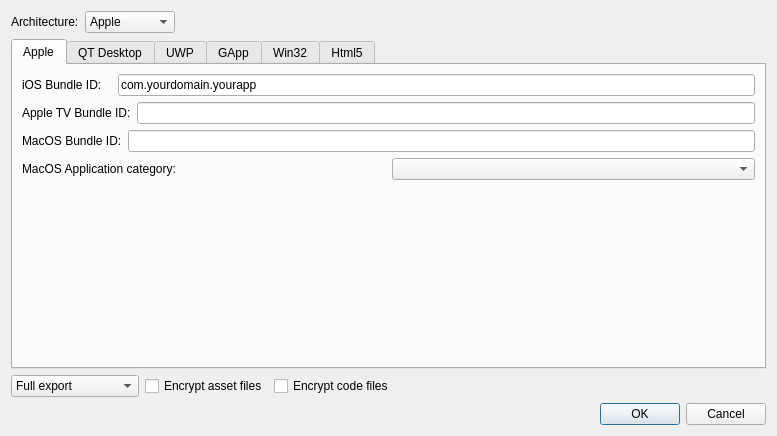
Old version of the form ui/exportprojectdialog.ui in the repository gideros/gideros.
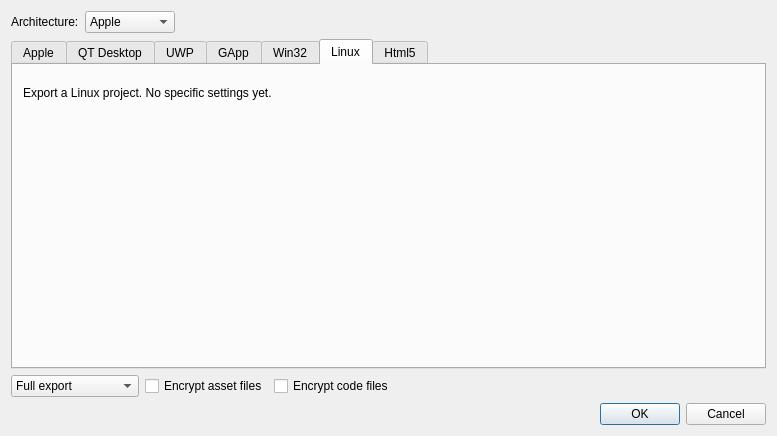
New version of the form. The open tabs and pages were chosen to show the change.

Commit message: [export/linux] Add Linux export UI

The edit to the form file:
```diff
--- a/ui/exportprojectdialog.ui
+++ b/ui/exportprojectdialog.ui
@@ -476,6 +476,24 @@
        </item>
       </layout>
      </widget>
+     <widget class="QWidget" name="tab_2">
+      <attribute name="title">
+       <string>Linux</string>
+      </attribute>
+      <widget class="QLabel" name="label_16">
+       <property name="geometry">
+        <rect>
+         <x>10</x>
+         <y>20</y>
+         <width>721</width>
+         <height>16</height>
+        </rect>
+       </property>
+       <property name="text">
+        <string>Export a Linux project. No specific settings yet.</string>
+       </property>
+      </widget>
+     </widget>
      <widget class="QWidget" name="tab_6">
       <attribute name="title">
        <string>Html5</string>
```
Left out of the diff: 5 changed lines with no effect on the pictures. The commit also changes 6 other files.
